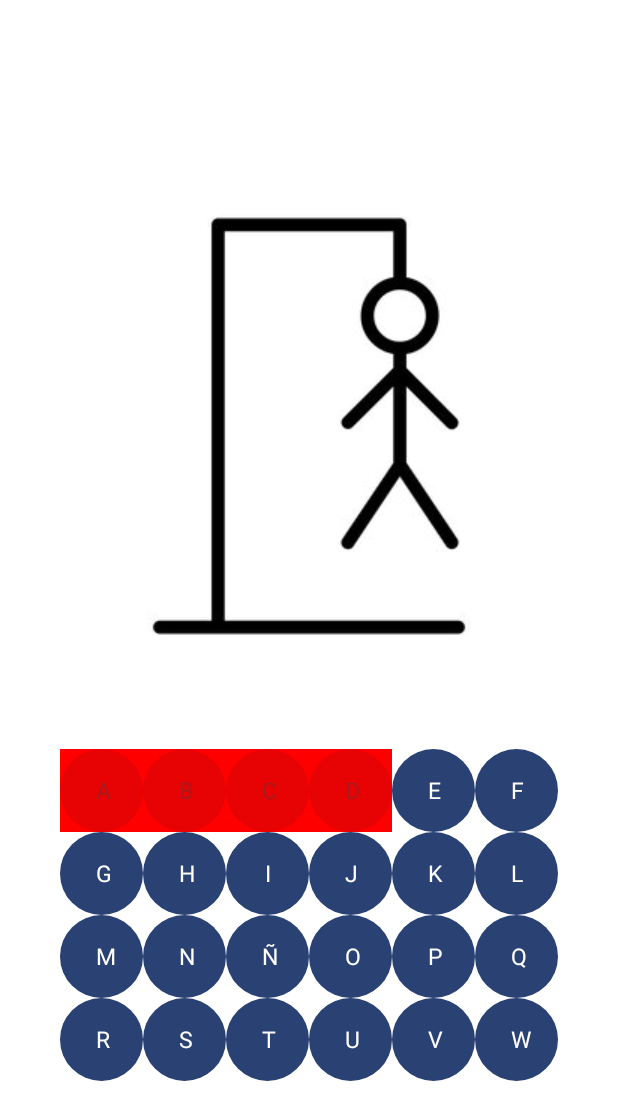
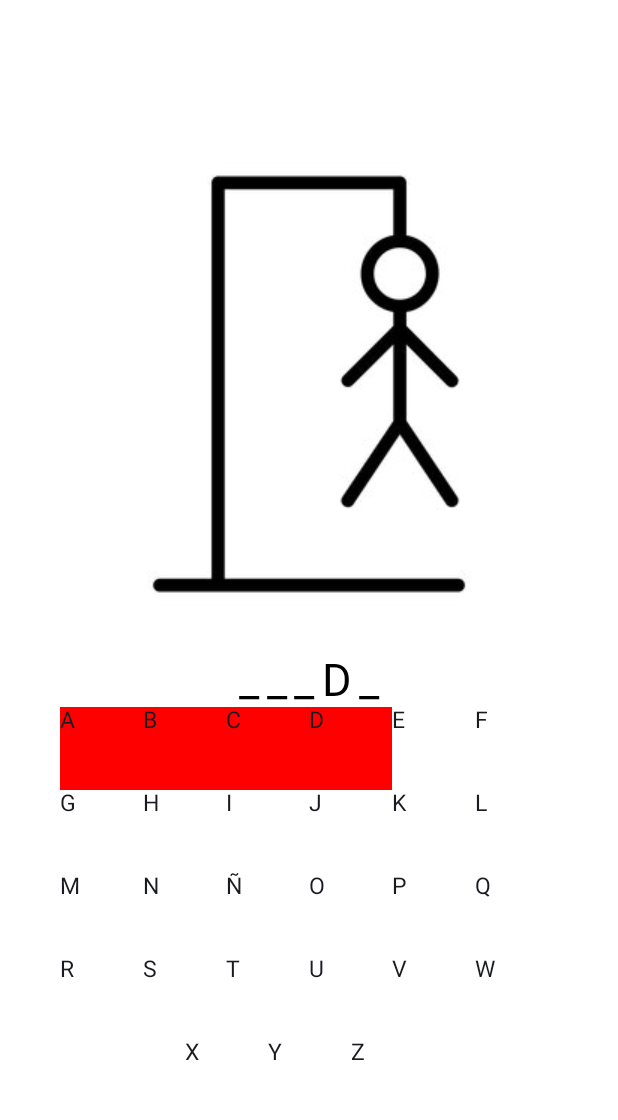
Before and after one commit to OmarIdrisT/HangmanApp, an Android app built with Jetpack Compose: the composable GameScreen called with empty values, after a tap on an icon or button, on a phone screen of 412 x 824 dp. Shown: the top 1120 px of the screen. Run offline under Robolectric (Android 15) with nearby library versions, the phone set to English and light mode, and no system bars; 3 other taps on this screen came first.

Commit message:
womp womp

```diff
--- a/app/src/main/java/com/example/hangmanapp/GameScreen.kt
+++ b/app/src/main/java/com/example/hangmanapp/GameScreen.kt
@@ -1,6 +1,8 @@
 import androidx.compose.foundation.Image
 import androidx.compose.foundation.background
+import androidx.compose.foundation.clickable
 import androidx.compose.foundation.layout.Arrangement
+import androidx.compose.foundation.layout.Box
 import androidx.compose.foundation.layout.Column
 import androidx.compose.foundation.layout.Row
 import androidx.compose.foundation.layout.fillMaxSize
@@ -35,90 +37,54 @@ fun GameScreen(navController: NavController, dificultatEscollida : String) {
         5 -> R.drawable.logo
         else -> {R.drawable.logo}
     }
+
     var paraulesEasy = listOf("HOME","DICE", "ROSE", "ROCK", "ROLL", "MEAT", "KICK", "BEAT", "SHIP", "DRIP")
     var paraulesMedium = listOf("HOME", "WORD1", "WORD2", "WORD3", "WORD4", "WORD5", "WORD6", "WORD7", "WORD8", "WORD9")
     var paraulesHard = listOf("ATLANTIS", "WORD1", "WORD2", "WORD3", "WORD4", "WORD5", "WORD6", "WORD7", "WORD8", "WORD9")
-    var victoria by remember { mutableStateOf(false) }
-    var paraulaEscollida by remember { mutableStateOf("") }
+    var palabrasJugando =when(dificultatEscollida){
+        "Easy"->paraulesEasy
+        "Normal"->paraulesEasy
+        else->paraulesHard
+    }
+    var victoria=false
+    var paraulaRandom by remember { mutableStateOf((palabrasJugando.indices).random())  }
+    var paraulaEscollida by remember { mutableStateOf(palabrasJugando[paraulaRandom]) }
     var inici = 0
     var final = 5
-    var abecedari = listOf("A","B","C","D","E","F","G","H","I","J","K","L","M","N","Ñ","O","P","Q","R","S","T","U","V","W","X","Y","Z")
+    var abecedari = listOf('A', 'B', 'C', 'D', 'E', 'F', 'G', 'H', 'I', 'J', 'K', 'L', 'M', 'N', 'Ñ', 'O', 'P', 'Q', 'R', 'S', 'T', 'U', 'V', 'W', 'X', 'Y', 'Z')
 
     Column(modifier = Modifier
         .fillMaxSize()
         .background(Color.White), horizontalAlignment = Alignment.CenterHorizontally, verticalArrangement = Arrangement.Center) {
         Image(painter = painterResource(id = gamePhase), contentDescription = null)
+        var paraulaSecreta by remember { mutableStateOf("_".repeat(paraulaEscollida.length)) }
+        var nuevaParaulaSecreta=paraulaSecreta.toCharArray()
+        Text(text = paraulaSecreta, letterSpacing = 5.sp, style = TextStyle(fontSize = 30.sp, color = Color.Black))
 
-        when (dificultatEscollida) {
-            "Easy" -> {
-                Text(text = "EASY")
-                paraulaEscollida = paraulesEasy.random()
-            }
-
-            "Normal" -> {
-                Text(text = "NORMAL")
-                paraulaEscollida = paraulesMedium.random()
-            }
-
-            "Hard" -> {
-                Text(text = "HARD")
-                paraulaEscollida = paraulesHard.random()
-            }
-
-        }
-        var paraulaSecreta by remember { mutableStateOf(paraulaEscollida.map { "_" }.joinToString(" ")) }
-        Text(text = paraulaSecreta, style = TextStyle(fontSize = 30.sp, color = Color.Black))
-
-        repeat(4) {
+        repeat(6) {
             Row() {
 
                 for (i in inici..final) {
-                    var buttonEnabled by remember { mutableStateOf(true) }
                     val tecla = abecedari[i]
-                    var lletraValida by remember { mutableStateOf(false) }
-                    Button(
+                    var colorBoton by remember { mutableStateOf(Color.White) }
+                    Box(
                         modifier = Modifier
                             .size(55.dp)
-                            .background(
-                                if (buttonEnabled) {
-                                    Color.White
-                                } else {
-                                    if (lletraValida) {
-                                        Color.Green
+                            .background(colorBoton)
+                            .clickable {
+                                for (j in paraulaEscollida.indices) {
+                                    if (paraulaEscollida[j] == tecla) {
+                                        colorBoton = Color.Green
+                                        nuevaParaulaSecreta[j] = tecla
                                     } else {
-                                        Color.Red
+                                        colorBoton = Color.Red
+                                        tries++
                                     }
                                 }
-                            ),
-                        enabled = buttonEnabled,
-                        onClick = {
-                            var updatedParaulaSecreta = paraulaSecreta
-                            for (j in 0 until paraulaEscollida.length) {
-                                if (paraulaEscollida[j].equals(tecla)) {
-                                    updatedParaulaSecreta = updatedParaulaSecreta.substring(0, j) + tecla + updatedParaulaSecreta.substring(j + 1)
-                                }
+                                paraulaSecreta = String(nuevaParaulaSecreta)
                             }
-                            if (updatedParaulaSecreta != paraulaSecreta) {
-                                lletraValida = true
-                            }
-                            paraulaSecreta = updatedParaulaSecreta
-                            if (!lletraValida) {
-                                tries++
-                            }
-                            buttonEnabled = false
-
-                            if (tries == 6) {
-                                victoria = false
-                                navController.navigate(Routes.ResultScreen.createRoute(victoria, tries))
-                            }
-                            else if (paraulaSecreta == paraulaEscollida) {
-                                victoria = true
-                                navController.navigate(Routes.ResultScreen.createRoute(victoria, tries))
-                            }
-
-                        }
                     ) {
-                        Text(text = tecla, style = TextStyle(fontSize = 15.sp))
+                        Text(text = tecla.toString(), style = TextStyle(fontSize = 15.sp))
                       }
                 }
                 inici = final + 1
@@ -129,5 +95,12 @@ fun GameScreen(navController: NavController, dificultatEscollida : String) {
                 }
             }
         }
+        if (tries == 6) {
+            navController.navigate(Routes.ResultScreen.createRoute(victoria, tries))
+        }
+        else if (paraulaSecreta == paraulaEscollida) {
+            victoria = true
+            navController.navigate(Routes.ResultScreen.createRoute(victoria, tries))
+        }
     }
 }
--- a/app/src/main/java/com/example/hangmanapp/MenuScreen.kt
+++ b/app/src/main/java/com/example/hangmanapp/MenuScreen.kt
@@ -69,7 +69,7 @@ fun MenuScreen(navController: NavController) {
 @OptIn(ExperimentalMaterial3Api::class)
 @Composable
 fun myDropDownMenu(): String {
-    var dificultatGame by remember { mutableStateOf("") }
+    var dificultatGame by remember { mutableStateOf("Easy") }
     var expanded by remember { mutableStateOf(false) }
     val opcions = listOf("Easy", "Normal", "Hard")
 
```
